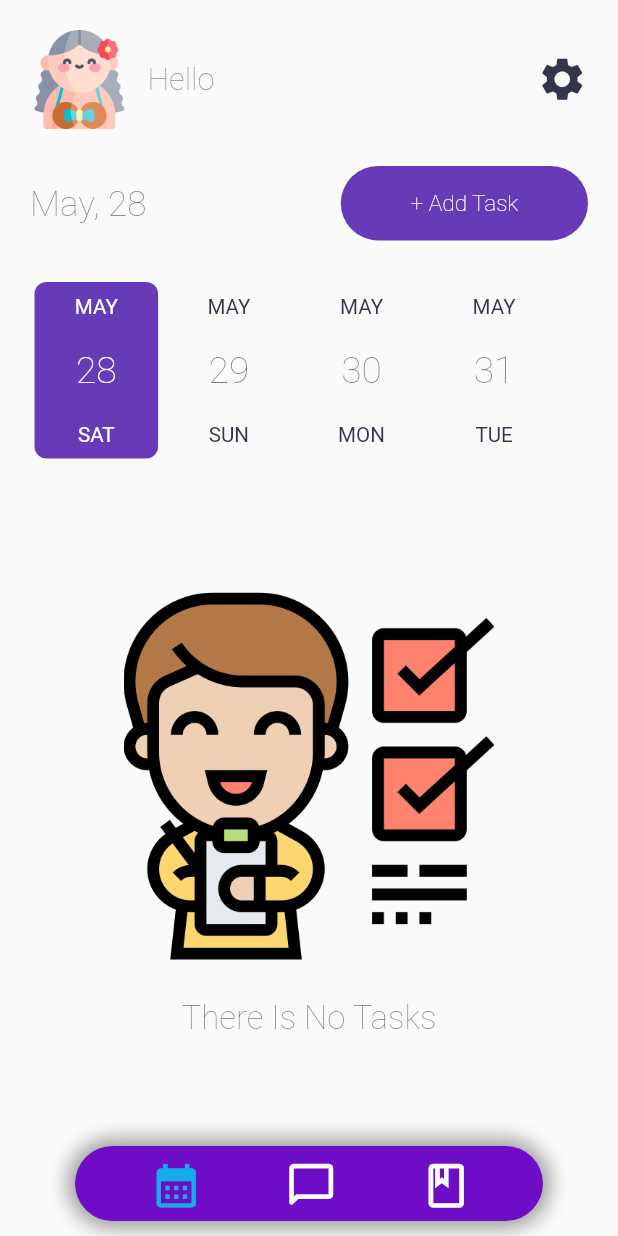
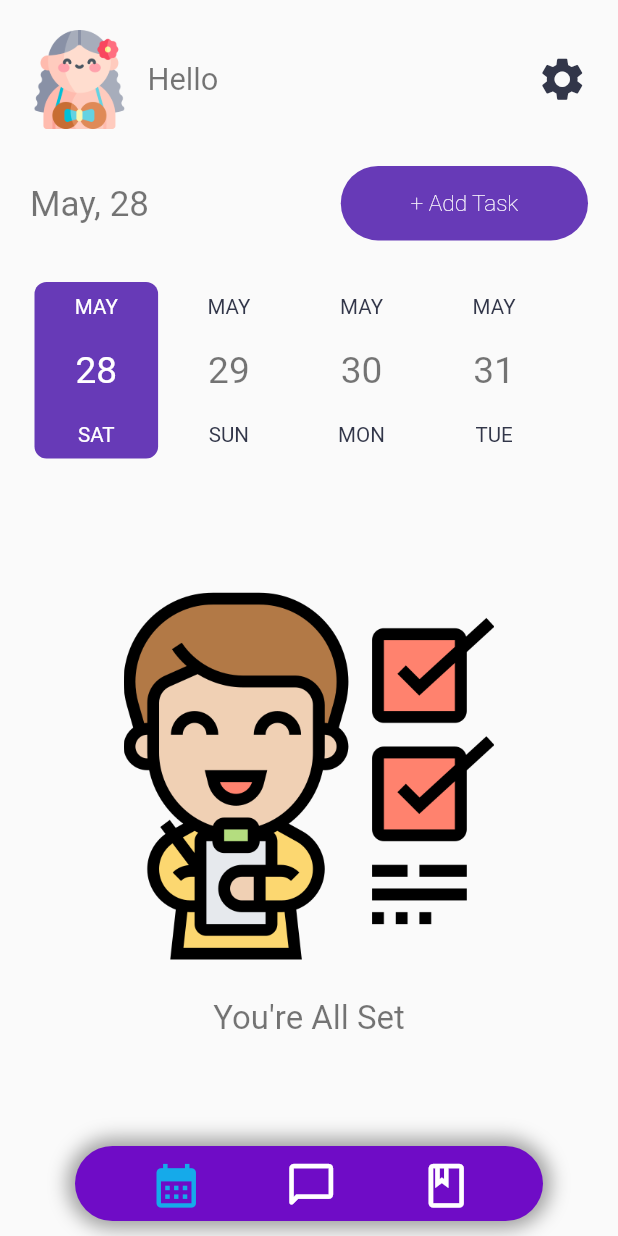
Before and after one commit to NipunSharma2902/ANAVRIN, a Flutter app: the screen it shows once a user with an empty profile is signed in, on a phone screen of 412 x 824 dp. Run offline on Flutter 3.47's test engine with Material 2 defaults, Android fonts, the phone set to English and light mode, and no system bars; drawn by our look-alikes of date_picker_timeline; our stand-ins replace animate_do, another_flushbar, awesome_notifications, bloc, cloud_firestore, connectivity_plus and 8 more; missing offline and left inert: dart:ffi, day_night_time_picker; accounts and stored records are empty.

```diff
--- a/lib/presentation/screens/my_homepage.dart
+++ b/lib/presentation/screens/my_homepage.dart
@@ -133,7 +133,7 @@ class _MyHomePageState extends State<MyHomePage> {
                               overflow: TextOverflow.ellipsis,
                               style: Theme.of(context)
                                   .textTheme
-                                  .headline1!
+                                  .headline4!
                                   .copyWith(fontSize: 15.sp),
                             ),
                           ),
@@ -162,7 +162,7 @@ class _MyHomePageState extends State<MyHomePage> {
                             DateFormat('MMMM, dd').format(currentdate),
                             style: Theme.of(context)
                                 .textTheme
-                                .headline1!
+                                .headline4!
                                 .copyWith(fontSize: 17.sp),
                           ),
                           const Spacer(),
@@ -397,10 +397,10 @@ class _MyHomePageState extends State<MyHomePage> {
           ),
           SizedBox(height: 3.h),
           Text(
-            'There Is No Tasks',
+            'You\'re All Set',
             style: Theme.of(context)
                 .textTheme
-                .headline1!
+                .headline4!
                 .copyWith(fontSize: 16.sp),
           ),
         ],
@@ -417,7 +417,7 @@ class _MyHomePageState extends State<MyHomePage> {
         width: 20.w,
         initialSelectedDate: DateTime.now(),
         dateTextStyle:
-            Theme.of(context).textTheme.headline1!.copyWith(fontSize: 18.sp),
+            Theme.of(context).textTheme.headline4!.copyWith(fontSize: 18.sp),
         dayTextStyle: Theme.of(context)
             .textTheme
             .subtitle1!
--- a/lib/presentation/widgets/mysnackbar.dart
+++ b/lib/presentation/widgets/mysnackbar.dart
@@ -20,7 +20,7 @@ class MySnackBar extends Flushbar {
       messageText: Center(
         child: Text(
           message,
-          style: Theme.of(context).textTheme.headline1!.copyWith(
+          style: Theme.of(context).textTheme.headline4!.copyWith(
                 fontSize: 11.sp,
                 color: Appcolors.white,
               ),
--- a/lib/shared/constants/assets_path.dart
+++ b/lib/shared/constants/assets_path.dart
@@ -4,7 +4,6 @@ class MyAssets {
   static const String onboradingthree = 'assets/images/onboardingthree.png';
   static const String welcomesketch = 'assets/images/welcome.png';
   static const String googleicon = 'assets/icons/google.png';
-  static const String facebookicon = 'assets/icons/facebook.png';
   static const String profileicon1 = 'assets/icons/profile1.png';
   static const String profileicon2 = 'assets/icons/profile2.png';
   static const String profileicon3 = 'assets/icons/profile3.png';
```
Also changed, not shown: lib/presentation/screens/addtask_screen.dart (+9 -9 lines), lib/presentation/screens/login_page.dart (+4 -27 lines), lib/presentation/screens/signup_page.dart (+1 -24 lines).
